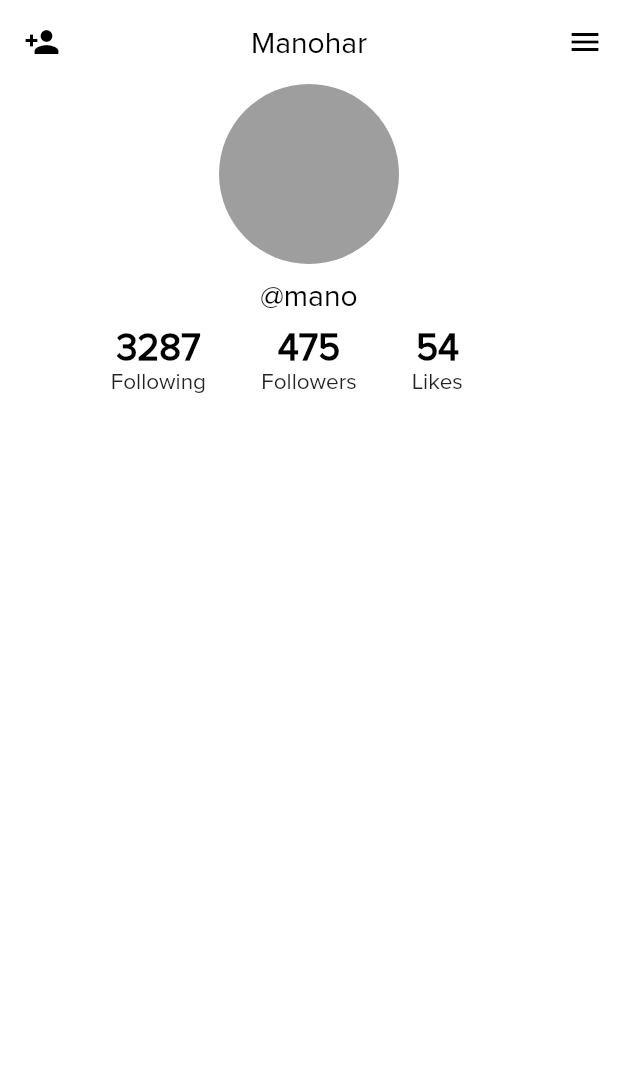
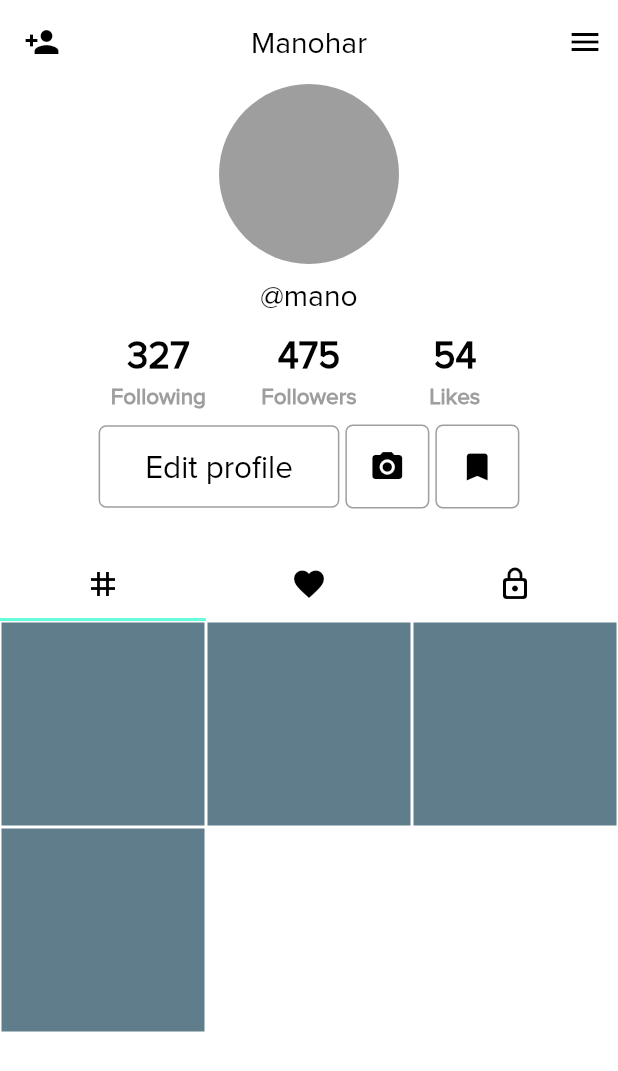
Before and after one commit to Manohar29m29/TiktokCopy, a Flutter app: the UserProfilePage screen opened directly, on a phone screen of 412 x 824 dp. Shown: the top 1071 px of the screen. Run offline on Flutter 3.47's test engine with Material 2 defaults, Android fonts, the phone set to English and light mode, and no system bars.

Commit message:
Icons , change in UI and few more enhancements

```diff
--- a/lib/main.dart
+++ b/lib/main.dart
@@ -13,7 +13,7 @@ class MyApp extends StatelessWidget {
     return MaterialApp(
       debugShowCheckedModeBanner: false,
       home: HomePage(),
-      theme: ThemeData(fontFamily: 'Proxima Nova' ),
+      theme: ThemeData(fontFamily: 'Proxima Nova', brightness: Brightness.dark ),
     );
   }
 }
--- a/lib/mybutton.dart
+++ b/lib/mybutton.dart
@@ -13,7 +13,7 @@ class MyButton extends StatelessWidget {
       child: Column(
 
         children: [
-          Icon(icon, size: 40,),
+          Icon(icon, size: 40, color: Colors.white,),
           // SizedBox(height: 0,),
           Text(number)
         ],
--- /dev/null
+++ b/lib/pages/Profiletabs/firsttab.dart
@@ -0,0 +1,19 @@
+import 'package:flutter/material.dart';
+
+class FirstTab extends StatelessWidget {
+  @override
+  Widget build(BuildContext context) {
+    return GridView.builder(
+      itemCount: 4,
+      gridDelegate: SliverGridDelegateWithFixedCrossAxisCount(crossAxisCount: 3),
+      itemBuilder: (context, index) {
+        return Padding(
+          padding: const EdgeInsets.all(1.0),
+          child: Container(
+            color: Colors.blueGrey,
+          ),
+        );
+      }
+    );
+  }
+}
--- /dev/null
+++ b/lib/pages/Profiletabs/secondtab.dart
@@ -0,0 +1,19 @@
+import 'package:flutter/material.dart';
+
+class SecondTab extends StatelessWidget {
+  @override
+  Widget build(BuildContext context) {
+    return GridView.builder(
+      itemCount: 4,
+      gridDelegate: SliverGridDelegateWithFixedCrossAxisCount(crossAxisCount: 3),
+      itemBuilder: (context, index) {
+        return Padding(
+          padding: const EdgeInsets.all(1.0),
+          child: Container(
+            color: Colors.pink,
+          ),
+        );
+      }
+    );
+  }
+}
--- /dev/null
+++ b/lib/pages/Profiletabs/thirdtab.dart
@@ -0,0 +1,19 @@
+import 'package:flutter/material.dart';
+
+class ThirdTab extends StatelessWidget {
+  @override
+  Widget build(BuildContext context) {
+    return GridView.builder(
+      itemCount: 4,
+      gridDelegate: SliverGridDelegateWithFixedCrossAxisCount(crossAxisCount: 3),
+      itemBuilder: (context, index) {
+        return Padding(
+          padding: const EdgeInsets.all(1.0),
+          child: Container(
+            color: Colors.red,
+          ),
+        );
+      }
+    );
+  }
+}
--- a/lib/pages/profile.dart
+++ b/lib/pages/profile.dart
@@ -1,12 +1,17 @@
 
 import 'package:flutter/material.dart';
+import 'package:tiktok/pages/Profiletabs/firsttab.dart';
+import 'package:tiktok/pages/Profiletabs/secondtab.dart';
+import 'package:tiktok/pages/Profiletabs/thirdtab.dart';
 
 class UserProfilePage extends StatelessWidget {
   const UserProfilePage({super.key});
 
   @override
   Widget build(BuildContext context) {
-    return Scaffold(
+    return DefaultTabController(
+      length: 3,
+      child: Scaffold(
         backgroundColor: Colors.white,
         body: Column(
           children: [
@@ -41,6 +46,7 @@ class UserProfilePage extends StatelessWidget {
               ),
             ),
             // following followers likes
+            SizedBox(height: 5,),
             Row(
               mainAxisAlignment: MainAxisAlignment.center,
               children: [
@@ -49,16 +55,19 @@ class UserProfilePage extends StatelessWidget {
                     alignment: Alignment.centerRight,
                     child: Column(children: [
                       Text(
-                      '3287',
+                        '327',
                         style: TextStyle(
                           color: Colors.black,
                           fontWeight: FontWeight.bold,
                           fontSize: 25
                         )
                       ),
+                      SizedBox(height: 5,),
                       Text('Following',
                         style: TextStyle(
-                        fontSize: 15
+                          fontSize: 15,
+                          color: Colors.grey,
+                          fontWeight: FontWeight.bold
                         ),
                       )
                     ],),
@@ -75,9 +84,12 @@ class UserProfilePage extends StatelessWidget {
                           fontSize: 25
                         )
                       ),
+                      SizedBox(height: 5,),
                       Text('Followers',
                         style: TextStyle(
-                        fontSize: 15
+                          fontSize: 15,
+                          color: Colors.grey,
+                          fontWeight: FontWeight.bold
                         ),
                       )
                     ],),
@@ -95,17 +107,85 @@ class UserProfilePage extends StatelessWidget {
                           fontSize: 25
                         )
                       ),
-                    Text('Likes',
+                      SizedBox(height: 5,),
+                      Text('   Likes   ',
                         style: TextStyle(
-                        fontSize: 15
+                          fontSize: 15,
+                          color: Colors.grey,
+                          fontWeight: FontWeight.bold
                         ),
                       )
                     ],)
                   ),
                 )
               ],
+            ),
+            SizedBox(height: 10,),
+            // edit profile
+            Row(
+              mainAxisAlignment: MainAxisAlignment.center,
+              children: [
+                Container(
+                  padding: EdgeInsets.symmetric(horizontal: 30, vertical: 15),
+                  child: Text(
+                    'Edit profile',
+                    style: TextStyle(color: Colors.black,fontSize: 21),
+                  ),
+                  decoration: BoxDecoration(
+                    border: Border.all(color: Colors.grey),
+                    borderRadius: BorderRadius.circular(5)
+                  ),
+                ),
+                Padding(
+                  padding: const EdgeInsets.symmetric(horizontal: 4.0),
+                  child: Container(
+                    padding: EdgeInsets.all(15),
+                    child: Icon(Icons.camera_alt, color: Colors.black,),
+                    decoration: BoxDecoration(
+                      border: Border.all(color: Colors.grey),
+                      borderRadius: BorderRadius.circular(5)
+                    ),
+                  ),
+                ),
+                Container(
+                  padding: EdgeInsets.all(15),
+                  child: Icon(Icons.bookmark, color: Colors.black,),
+                  decoration: BoxDecoration(
+                    border: Border.all(color: Colors.grey),
+                    borderRadius: BorderRadius.circular(5)
+                  ),
+                ),
+              ],
+            ),
+            SizedBox(height:10),
+            Text('This is bio', style: TextStyle(fontSize: 15),),
+            // default tab controller
+            TabBar(
+              tabs: [
+                Tab(
+                  icon: Icon(Icons.grid_3x3, color: Colors.black,),
+                ),
+                Tab(
+                  icon: Icon(Icons.favorite, color: Colors.black,),
+                ),
+                Tab(
+                  icon: Icon(Icons.lock_outline_rounded, color: Colors.black,),
                 )
               ],
+            ),
+            SizedBox(height:0),
+
+            Expanded(
+              child: TabBarView(
+                children: [
+                FirstTab(),
+                SecondTab(),
+                ThirdTab()
+              ]
+            )
+          )
+          ],
+        ),
       ),
     );
   }
--- a/lib/post_template.dart
+++ b/lib/post_template.dart
@@ -41,6 +41,7 @@ class PostTemplate extends StatelessWidget {
                   Text(
                     '@' + username,
                     style: TextStyle(
+                      color: Colors.white,
                       fontSize: 25,
                       fontWeight: FontWeight.bold
                     ),
@@ -75,7 +76,7 @@ class PostTemplate extends StatelessWidget {
                 children: [
                   MyButton(
                     icon: Icons.account_circle_sharp,
-                    number: '',
+                    number: '' ,
                   ),
                   MyButton(
                     icon: Icons.favorite,
--- a/lib/posts/mypost_2.dart
+++ b/lib/posts/mypost_2.dart
@@ -7,7 +7,7 @@ class MyPost2 extends StatelessWidget {
   Widget build(BuildContext context) {
     return PostTemplate(
       username: 'Tommy',
-      videoCaption: 'How I did this to he make that app? Check again',
+      videoCaption: 'How I did this to make that app?',
       videoHastags: '#apps #question #trending',
       numberOfLikes: '229k',
       numberOfComments: '2093',
```
Lines whose indentation alone changed are shown as unchanged.
